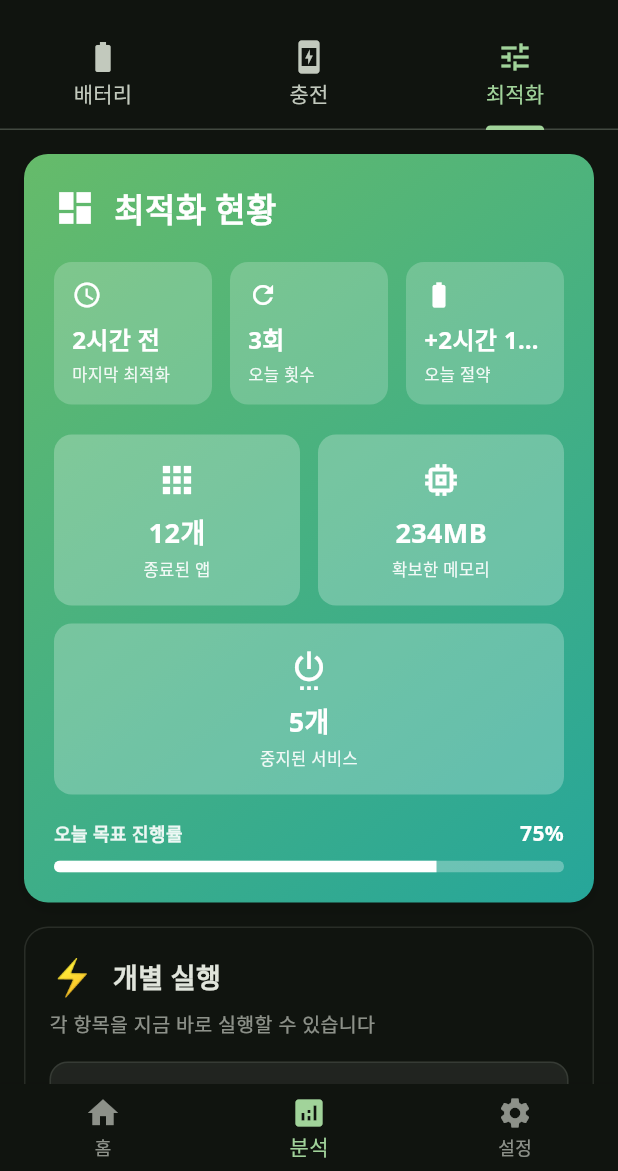
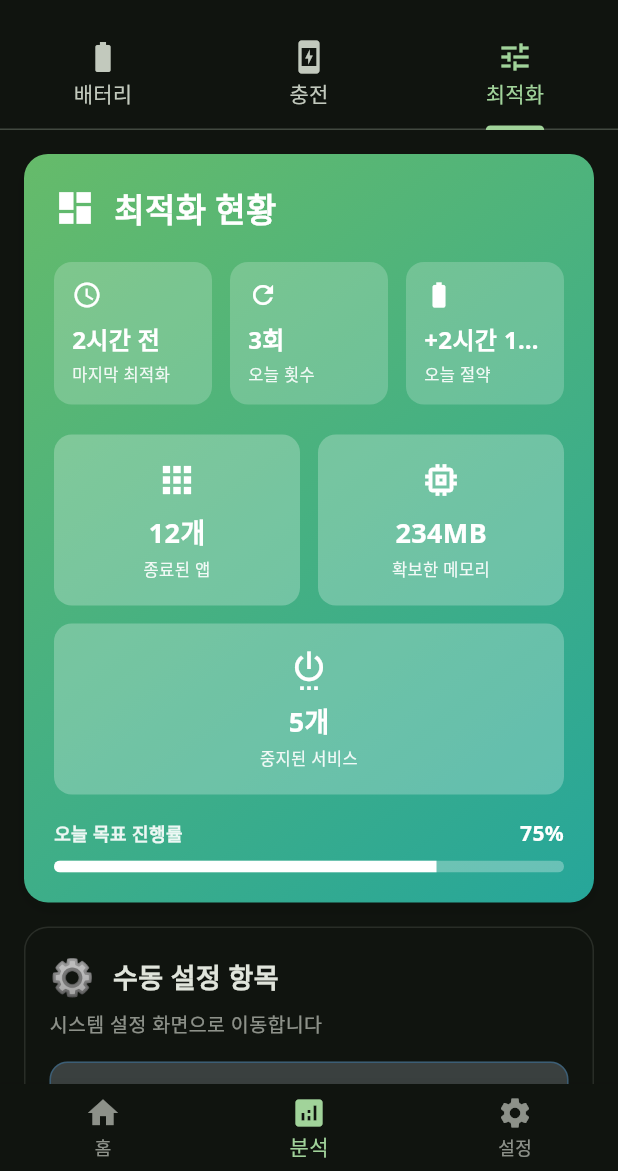
Before and after one commit to rbtc2/BatteryPal, a Flutter app: the screen it shows after launch, after a tap on "100%", after a tap on "최적화 분석", on a phone screen of 412 x 824 dp, the part 65-1236 px from its top. Run offline on Flutter 3.47's test engine with Material 3 defaults, Android fonts, the phone set to English and light mode, and no system bars; our stand-ins replace battery_plus, fl_chart, flutter_local_notifications, google_fonts, permission_handler, shared_preferences and 1 more; accounts and stored records are empty.

```diff
--- a/lib/screens/analysis/widgets/optimization/models/optimization_models.dart
+++ b/lib/screens/analysis/widgets/optimization/models/optimization_models.dart
@@ -41,35 +41,3 @@ class OptimizationItem {
     required this.isAutomatic,
   });
 }
-
-/// 개별 실행 상태 모델
-class ExecutionState {
-  final bool isExecuting; // 실행 중인지
-  final bool justCompleted; // 막 완료되었는지
-  final String? completionMessage; // "✓ 완료! +15분"
-
-  ExecutionState({
-    this.isExecuting = false,
-    this.justCompleted = false,
-    this.completionMessage,
-  });
-}
-
-/// 개별 실행 항목 데이터 모델
-class IndividualExecutionItem {
-  final String id;
-  final String title;
-  final String icon; // emoji
-  final String currentStatus; // "현재: 15개 실행 중"
-  final String lastExecuted; // "1시간 전"
-  final String effect; // "+25분"
-
-  IndividualExecutionItem({
-    required this.id,
-    required this.title,
-    required this.icon,
-    required this.currentStatus,
-    required this.lastExecuted,
-    required this.effect,
-  });
-}
--- a/lib/screens/analysis/widgets/optimization/widgets/individual_execution_card.dart
+++ /dev/null
@@ -1,364 +0,0 @@
-import 'package:flutter/material.dart';
-import '../models/optimization_models.dart';
-
-/// 섹션 3: 개별 실행
-/// 각 항목을 지금 바로 실행할 수 있는 버튼 제공
-class IndividualExecutionCard extends StatefulWidget {
-  const IndividualExecutionCard({super.key});
-
-  @override
-  State<IndividualExecutionCard> createState() => _IndividualExecutionCardState();
-}
-
-class _IndividualExecutionCardState extends State<IndividualExecutionCard> {
-  final Map<String, ExecutionState> _executionStates = {};
-  late List<IndividualExecutionItem> _executionItems;
-
-  @override
-  void initState() {
-    super.initState();
-    _executionItems = _getExecutionItems();
-    // 초기 상태 설정
-    for (final item in _executionItems) {
-      _executionStates[item.id] = ExecutionState();
-    }
-  }
-
-  @override
-  Widget build(BuildContext context) {
-    return Container(
-      decoration: BoxDecoration(
-        color: Theme.of(context).colorScheme.surface,
-        borderRadius: BorderRadius.circular(16),
-        border: Border.all(
-          color: Theme.of(context).colorScheme.outline.withValues(alpha: 0.2),
-        ),
-        boxShadow: [
-          BoxShadow(
-            color: Colors.black.withValues(alpha: 0.05),
-            blurRadius: 10,
-            offset: const Offset(0, 2),
-          ),
-        ],
-      ),
-      child: Column(
-        crossAxisAlignment: CrossAxisAlignment.start,
-        children: [
-          // 헤더
-          Padding(
-            padding: const EdgeInsets.all(16),
-            child: Column(
-              crossAxisAlignment: CrossAxisAlignment.start,
-              children: [
-                Row(
-                  children: [
-                    const Text('⚡', style: TextStyle(fontSize: 24)),
-                    const SizedBox(width: 12),
-                    Expanded(
-                      child: Text(
-                        '개별 실행',
-                        style: TextStyle(
-                          fontSize: 18,
-                          fontWeight: FontWeight.bold,
-                          color: Theme.of(context).colorScheme.onSurface,
-                        ),
-                        maxLines: 1,
-                        overflow: TextOverflow.ellipsis,
-                      ),
-                    ),
-                  ],
-                ),
-                const SizedBox(height: 4),
-                Text(
-                  '각 항목을 지금 바로 실행할 수 있습니다',
-                  style: TextStyle(
-                    fontSize: 13,
-                    color: Theme.of(context).colorScheme.onSurface.withValues(alpha: 0.6),
-                  ),
-                ),
-              ],
-            ),
-          ),
-
-          // 실행 항목 리스트
-          Padding(
-            padding: const EdgeInsets.symmetric(horizontal: 16),
-            child: Column(
-              children: _executionItems.map((item) => Padding(
-                padding: const EdgeInsets.only(bottom: 12),
-                child: _buildExecutionCard(context, item),
-              )).toList(),
-            ),
-          ),
-
-          const SizedBox(height: 16),
-        ],
-      ),
-    );
-  }
-
-  Widget _buildExecutionCard(BuildContext context, IndividualExecutionItem item) {
-    final state = _executionStates[item.id] ?? ExecutionState();
-
-    return Container(
-      padding: const EdgeInsets.all(16),
-      decoration: BoxDecoration(
-        color: Theme.of(context).colorScheme.surfaceContainerHighest.withValues(alpha: 0.5),
-        borderRadius: BorderRadius.circular(12),
-        border: Border.all(
-          color: Theme.of(context).colorScheme.outline.withValues(alpha: 0.2),
-          width: 1,
-        ),
-        boxShadow: [
-          BoxShadow(
-            color: Colors.black.withValues(alpha: 0.03),
-            blurRadius: 4,
-            offset: const Offset(0, 1),
-          ),
-        ],
-      ),
-      child: Column(
-        crossAxisAlignment: CrossAxisAlignment.start,
-        children: [
-          // 아이콘 + 제목
-          Row(
-            children: [
-              Text(
-                item.icon,
-                style: const TextStyle(fontSize: 24),
-              ),
-              const SizedBox(width: 12),
-              Expanded(
-                child: Text(
-                  item.title,
-                  style: TextStyle(
-                    fontSize: 16,
-                    fontWeight: FontWeight.bold,
-                    color: Theme.of(context).colorScheme.onSurface,
-                  ),
-                ),
-              ),
-            ],
-          ),
-
-          const SizedBox(height: 12),
-
-          // 현재 상태
-          Text(
-            item.currentStatus,
-            style: TextStyle(
-              fontSize: 14,
-              color: Theme.of(context).colorScheme.onSurface.withValues(alpha: 0.7),
-            ),
-          ),
-
-          const SizedBox(height: 4),
-
-          // 마지막 실행 시간
-          Text(
-            '마지막 실행: ${item.lastExecuted}',
-            style: TextStyle(
-              fontSize: 12,
-              color: Theme.of(context).colorScheme.onSurface.withValues(alpha: 0.5),
-            ),
-          ),
-
-          const SizedBox(height: 8),
-
-          // 예상 효과
-          Row(
-            children: [
-              Icon(
-                Icons.battery_saver,
-                size: 14,
-                color: Colors.green[600],
-              ),
-              const SizedBox(width: 4),
-              Text(
-                '예상 효과: ${item.effect}',
-                style: TextStyle(
-                  fontSize: 13,
-                  fontWeight: FontWeight.bold,
-                  color: Colors.green[600],
-                ),
-              ),
-            ],
-          ),
-
-          const SizedBox(height: 16),
-
-          // 실행 버튼
-          SizedBox(
-            width: double.infinity,
-            height: 44,
-            child: _buildExecutionButton(context, item, state),
-          ),
-        ],
-      ),
-    );
-  }
-
-  Widget _buildExecutionButton(
-    BuildContext context,
-    IndividualExecutionItem item,
-    ExecutionState state,
-  ) {
-    Color backgroundColor;
-    String buttonText;
-    Widget? icon;
-
-    if (state.isExecuting) {
-      // 실행 중
-      backgroundColor = Theme.of(context).colorScheme.primary.withValues(alpha: 0.7);
-      buttonText = '실행 중...';
-      icon = const SizedBox(
-        width: 16,
-        height: 16,
-        child: CircularProgressIndicator(
-          strokeWidth: 2,
-          valueColor: AlwaysStoppedAnimation<Color>(Colors.white),
-        ),
-      );
-    } else if (state.justCompleted && state.completionMessage != null) {
-      // 완료
-      backgroundColor = Colors.green[600]!;
-      buttonText = state.completionMessage!;
-      icon = const Icon(Icons.check_circle, size: 18, color: Colors.white);
-    } else {
-      // 기본 상태
-      backgroundColor = Theme.of(context).colorScheme.primary;
-      buttonText = '지금 실행하기';
-      icon = const Icon(Icons.play_arrow, size: 18, color: Colors.white);
-    }
-
-    return ElevatedButton(
-      onPressed: state.isExecuting ? null : () => _executeOptimization(item),
-      style: ElevatedButton.styleFrom(
-        backgroundColor: backgroundColor,
-        foregroundColor: Colors.white,
-        shape: RoundedRectangleBorder(
-          borderRadius: BorderRadius.circular(8),
-        ),
-        elevation: 0,
-      ),
-      child: Row(
-        mainAxisAlignment: MainAxisAlignment.center,
-        children: [
-          icon,
-          const SizedBox(width: 8),
-          Text(
-            buttonText,
-            style: const TextStyle(
-              fontSize: 15,
-              fontWeight: FontWeight.bold,
-            ),
-          ),
-        ],
-      ),
-    );
-  }
-
-  Future<void> _executeOptimization(IndividualExecutionItem item) async {
-    // 1. 실행 중 상태로 변경
-    setState(() {
-      _executionStates[item.id] = ExecutionState(
-        isExecuting: true,
-        justCompleted: false,
-      );
-    });
-
-    // SnackBar: 실행 중
-    if (mounted) {
-      ScaffoldMessenger.of(context).showSnackBar(
-        SnackBar(
-          content: Row(
-            children: [
-              const SizedBox(
-                width: 16,
-                height: 16,
-                child: CircularProgressIndicator(
-                  strokeWidth: 2,
-                  valueColor: AlwaysStoppedAnimation<Color>(Colors.white),
-                ),
-              ),
-              const SizedBox(width: 8),
-              Text('${item.title} 실행 중...'),
-            ],
-          ),
-          duration: const Duration(seconds: 1),
-          behavior: SnackBarBehavior.floating,
-        ),
-      );
-    }
-
-    // 2. 실행 시뮬레이션 (1초)
-    await Future.delayed(const Duration(seconds: 1));
-
-    // 3. 완료 상태로 변경
-    if (mounted) {
-      setState(() {
-        _executionStates[item.id] = ExecutionState(
-          isExecuting: false,
-          justCompleted: true,
-          completionMessage: '✓ 완료! ${item.effect}',
-        );
-      });
-
-      // SnackBar: 완료
-      ScaffoldMessenger.of(context).showSnackBar(
-        SnackBar(
-          content: Row(
-            children: [
-              const Icon(Icons.check_circle, color: Colors.white, size: 20),
-              const SizedBox(width: 8),
-              Text('✓ ${item.title} 완료! ${item.effect}'),
-            ],
-          ),
-          duration: const Duration(seconds: 2),
-          behavior: SnackBarBehavior.floating,
-          backgroundColor: Colors.green[600],
-        ),
-      );
-    }
-
-    // 4. 3초 후 원래 상태로
-    await Future.delayed(const Duration(seconds: 3));
-    if (mounted) {
-      setState(() {
-        _executionStates[item.id] = ExecutionState(
-          isExecuting: false,
-          justCompleted: false,
-        );
-      });
-    }
-  }
-
-  List<IndividualExecutionItem> _getExecutionItems() {
-    return [
-      IndividualExecutionItem(
-        id: 'background_apps',
-        title: '백그라운드 앱 종료',
-        icon: '🧹',
-        currentStatus: '현재: 15개 실행 중',
-        lastExecuted: '1시간 전',
-        effect: '+25분',
-      ),
-      IndividualExecutionItem(
-        id: 'memory_clean',
-        title: '메모리 정리',
-        icon: '💾',
-        currentStatus: '현재: 450MB / 4GB 사용',
-        lastExecuted: '2시간 전',
-        effect: '+15분',
-      ),
-      IndividualExecutionItem(
-        id: 'services_stop',
-        title: '불필요한 서비스 중지',
-        icon: '⚙️',
-        currentStatus: '현재: 8개 서비스 실행 중',
-        lastExecuted: '45분 전',
-        effect: '+18분',
-      ),
-    ];
-  }
-}
--- a/lib/screens/analysis/widgets/optimization_tab.dart
+++ b/lib/screens/analysis/widgets/optimization_tab.dart
@@ -1,6 +1,5 @@
 import 'package:flutter/material.dart';
 import 'optimization/widgets/optimization_dashboard_card.dart';
-import 'optimization/widgets/individual_execution_card.dart';
 import 'optimization/widgets/manual_optimization_card.dart';
 import 'optimization/widgets/optimization_tips_card.dart';
 
@@ -8,13 +7,11 @@ import 'optimization/widgets/optimization_tips_card.dart';
 ///
 /// 🎯 주요 기능:
 /// 1. OptimizationDashboardCard: 최적화 현황 대시보드
-/// 2. IndividualExecutionCard: 개별 실행 (버튼)
-/// 3. ManualOptimizationCard: 수동 설정 항목 관리
-/// 4. OptimizationTipsCard: 맞춤 추천 및 팁
+/// 2. ManualOptimizationCard: 수동 설정 항목 관리
+/// 3. OptimizationTipsCard: 맞춤 추천 및 팁
 ///
 /// 📱 구현된 섹션:
 /// - 최적화 현황: 마지막 최적화 시간, 오늘 통계, 4가지 핵심 지표
-/// - 개별 실행: 각 항목을 지금 바로 실행 (버튼)
 /// - 수동 설정: 시스템 설정 화면으로 이동하는 항목들
 /// - 맞춤 추천: 배터리 소모 앱, 절약 팁, 통계
 ///
@@ -48,17 +45,12 @@ class OptimizationTab extends StatelessWidget {
 
           const SizedBox(height: 16),
 
-          // 섹션 2: 개별 실행
-          const IndividualExecutionCard(),
-
-          const SizedBox(height: 16),
-
-          // 섹션 3: 수동 설정 항목
+          // 섹션 2: 수동 설정 항목
           const ManualOptimizationCard(),
 
           const SizedBox(height: 16),
 
-          // 섹션 4: 최적화 팁 & 인사이트
+          // 섹션 3: 최적화 팁 & 인사이트
           const OptimizationTipsCard(),
 
           // 하단 여백
```
